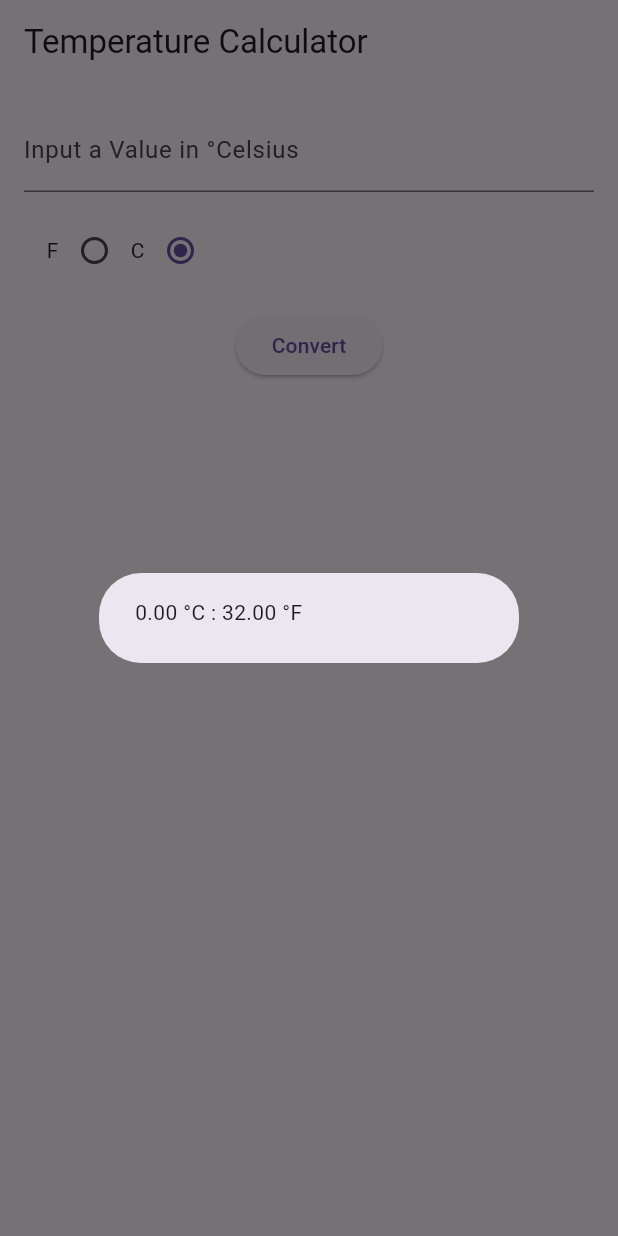
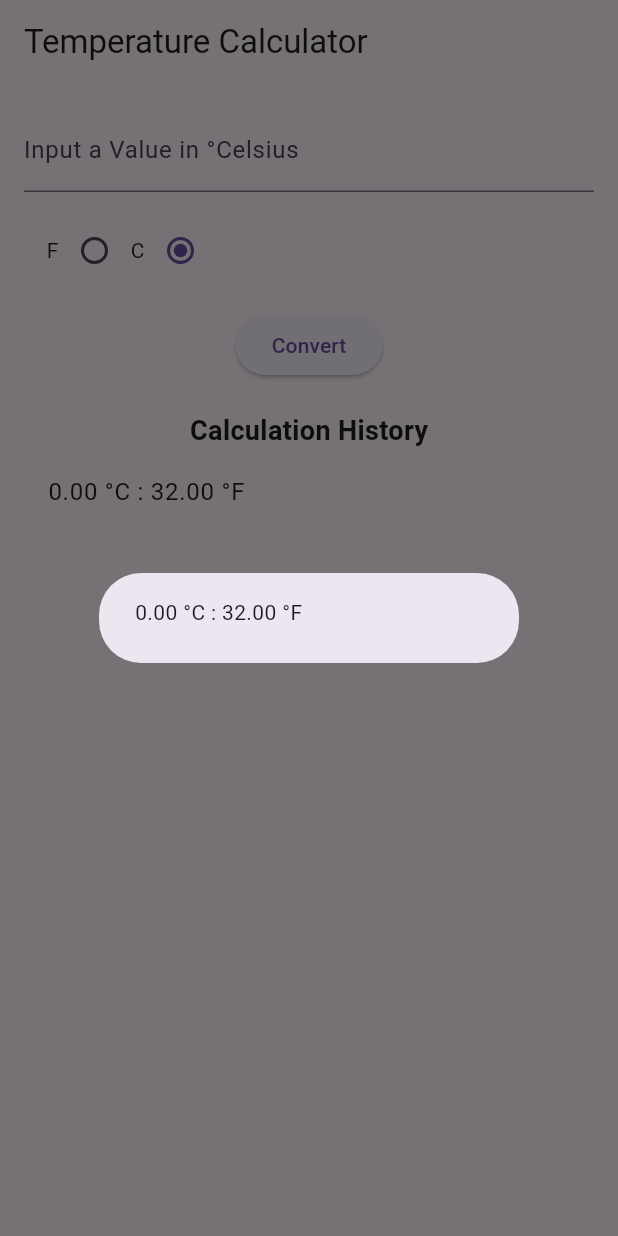
Before and after one commit to davyleroy/Temp-conv, a Flutter app: the screen it shows after launch, after a tap on "Convert", on a phone screen of 412 x 824 dp. Run offline on Flutter 3.47's test engine with Material 3 defaults, Android fonts, the phone set to English and light mode, and no system bars.

Commit message:
refactor: Refactor temperature conversion logic and add calculation history
- Refactored the temperature conversion logic to improve readability and maintainability.
- Added a calculation history feature to display the previous temperature conversions.

```diff
--- a/lib/main.dart
+++ b/lib/main.dart
@@ -3,8 +3,8 @@ import 'Splashscreen.dart';
 
 void main() {
   runApp(MaterialApp(
-    home: SplashScreen(), // Set the SplashScreen as the initial route
-  )); //Material app
+    home: SplashScreen(),
+  ));
 }
 
 class MyApp extends StatelessWidget {
@@ -32,6 +32,7 @@ class TempState extends State<TempApp> {
   late double input;
   double output = 0.0;
   bool? fOrC = true;
+  List<String> calculationHistory = [];
 
   @override
   void initState() {
@@ -67,25 +68,6 @@ class TempState extends State<TempApp> {
       padding: const EdgeInsets.all(15.0),
       child: Row(
         children: <Widget>[
-          //Text("Choose Fahrenheit or Celsius"),
-          //Switch(
-          //  value: fOrC,
-          //  onChanged: (e) {
-          //    setState(() {
-          //      fOrC = !fOrC;
-          //    });
-          //  },
-          //)
-
-          //Checkbox(
-          //  value: fOrC,
-          //  onChanged: (e) {
-          //    setState(() {
-          //      fOrC = !fOrC;
-          //    });
-          //  },
-          //),
-
           const Text("F"),
           Radio<bool>(
               groupValue: fOrC,
@@ -116,6 +98,12 @@ class TempState extends State<TempApp> {
             fOrC == false
                 ? output = (input - 32) * (5 / 9)
                 : output = (input * 9 / 5) + 32;
+
+            String calculation = fOrC == false
+                ? "${input.toStringAsFixed(2)} °F : ${output.toStringAsFixed(2)} °C"
+                : "${input.toStringAsFixed(2)} °C : ${output.toStringAsFixed(2)} °F";
+
+            calculationHistory.insert(0, calculation);
           });
           AlertDialog dialog = AlertDialog(
             content: fOrC == false
@@ -130,6 +118,18 @@ class TempState extends State<TempApp> {
       ),
     );
 
+    Widget historyList = Container(
+      height: 200,
+      child: ListView.builder(
+        itemCount: calculationHistory.length,
+        itemBuilder: (context, index) {
+          return ListTile(
+            title: Text(calculationHistory[index]),
+          );
+        },
+      ),
+    );
+
     return Scaffold(
       appBar: appBar,
       body: SingleChildScrollView(
@@ -140,6 +140,10 @@ class TempState extends State<TempApp> {
               inputField,
               tempSwitch,
               calcBtn,
+              SizedBox(height: 20),
+              Text("Calculation History",
+                  style: TextStyle(fontSize: 18, fontWeight: FontWeight.bold)),
+              historyList,
             ],
           ),
         ),
```
